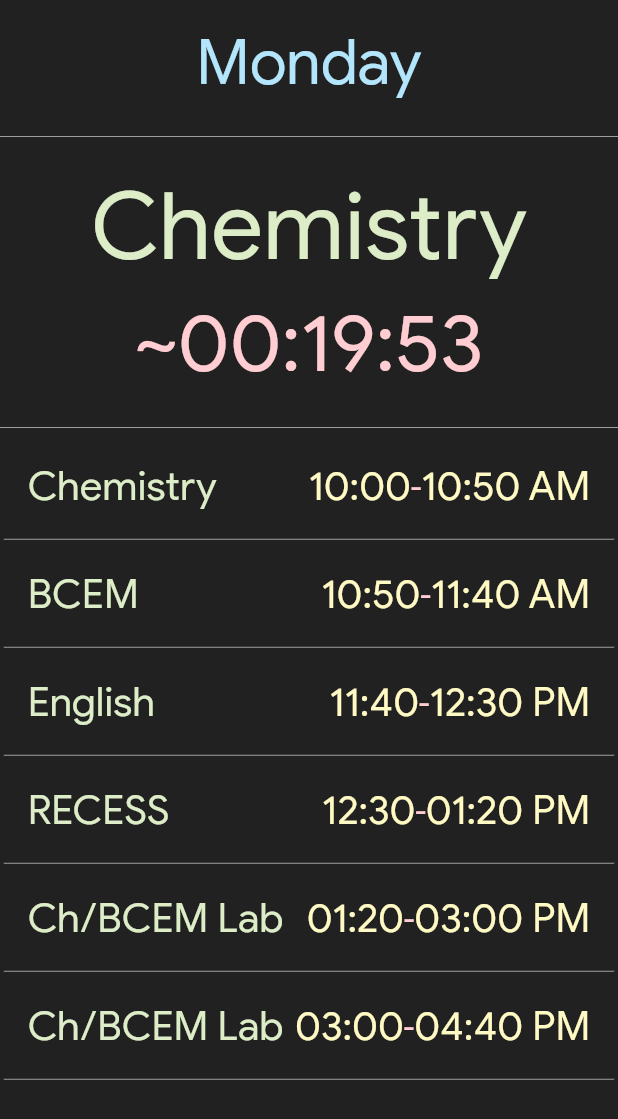
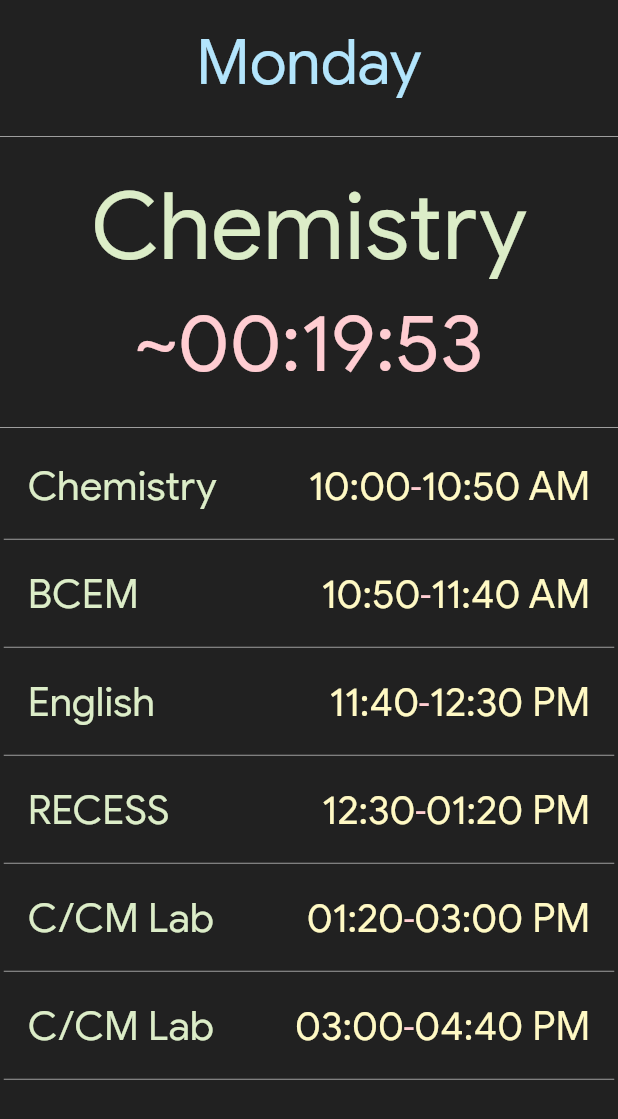
Before and after one commit to uditkarode/FlutterTimeTable, a Flutter app: the screen it shows after launch, on a phone screen of 412 x 824 dp. Shown: the top 1119 px of the screen. Run offline on Flutter 3.47's test engine with Material 2 defaults, Android fonts, the phone set to English and light mode, and no system bars.

Commit message:
main: don't account for hours

```diff
--- a/lib/main.dart
+++ b/lib/main.dart
@@ -61,8 +61,8 @@ void main() {
       timeTable.add(Period("BCEM", 50));
       timeTable.add(Period("English", 50));
       timeTable.add(Period("RECESS", 50));
-      timeTable.add(Period("Ch/BCEM Lab", 100));
-      timeTable.add(Period("Ch/BCEM Lab", 100));
+      timeTable.add(Period("C/CM Lab", 100));
+      timeTable.add(Period("C/CM Lab", 100));
       break;
 
     case "Tuesday":
@@ -312,7 +312,7 @@ class _ActiveTimeState extends State<ActiveTime> {
     if (seconds > 60) minutes = seconds ~/ 60;
     if (minutes > 60) hours = minutes ~/ 60;
 
-    seconds = seconds - 60 * minutes - 60 * 60 * hours;
+    seconds = seconds - 60 * minutes;
     minutes = minutes - 60 * hours;
 
     if (seconds < 10)
```
